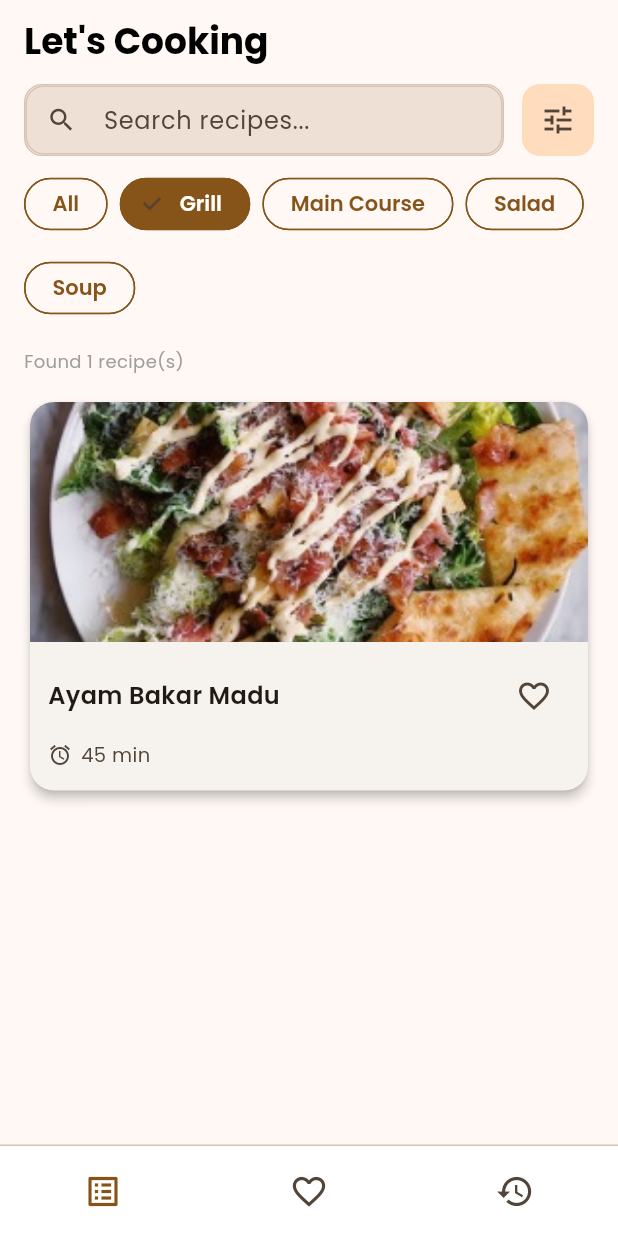
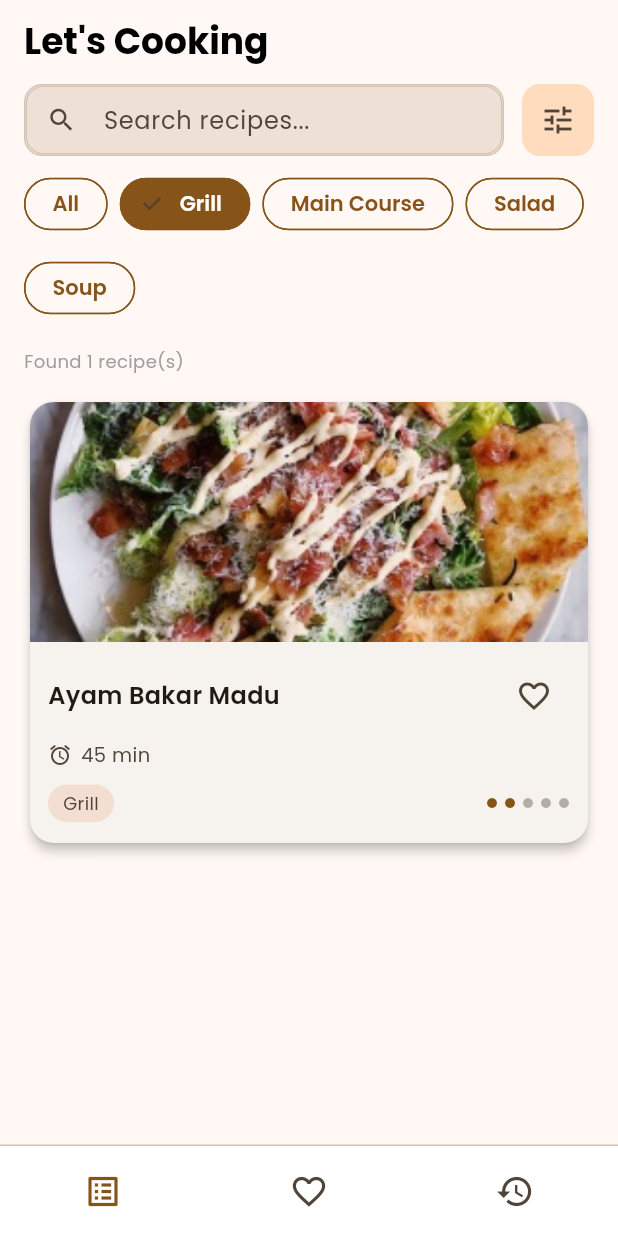
Before and after one commit to fthliqml/cook-ease-app, a Flutter app: the screen it shows after launch, after a tap on "Grill", on a phone screen of 412 x 824 dp. Run offline on Flutter 3.47's test engine with Material 3 defaults, Android fonts, the phone set to English and light mode, and no system bars; our stand-ins replace drift, drift_flutter, go_router, google_fonts; accounts and stored records are empty; generated files the repository leaves out were written again.

Commit message:
feat: implement favorite toggle functionality and enhance RecipeTile with category and difficulty indicators

```diff
--- a/lib/viewmodels/recipe_list_view_model.dart
+++ b/lib/viewmodels/recipe_list_view_model.dart
@@ -69,4 +69,15 @@ class RecipeListViewModel extends ChangeNotifier {
     _loading = v;
     notifyListeners();
   }
+
+  Future<void> toggleFavorite(RecipeModel model) async {
+    final newValue = !model.isFavorited;
+    // persist
+    await _repo.toggleFavorite(model.id, newValue);
+    // update local lists
+    _all = _all
+        .map((m) => m.id == model.id ? m.copyWith(isFavorited: newValue) : m)
+        .toList();
+    _applyFilter(); // will rebuild _filtered and notify
+  }
 }
--- a/lib/views/screens/recipe_list_page.dart
+++ b/lib/views/screens/recipe_list_page.dart
@@ -104,13 +104,18 @@ class _RecipeListPageState extends State<RecipeListPage> {
                     child: ListView.builder(
                       itemCount: vm.searchResult.length,
                       itemBuilder: (context, index) {
+                        final recipe = vm.searchResult[index];
                         return Container(
                           margin: EdgeInsets.only(
                             bottom: index < vm.searchResult.length - 1 ? 16 : 0,
                           ),
                           child: Align(
                             alignment: Alignment.centerLeft,
-                            child: RecipeTile(recipe: vm.searchResult[index]),
+                            child: RecipeTile(
+                              recipe: recipe,
+                              isFavorite: recipe.isFavorited,
+                              onToggleFavorite: () => vm.toggleFavorite(recipe),
+                            ),
                           ),
                         );
                       },
--- a/lib/views/widgets/recipe_tile.dart
+++ b/lib/views/widgets/recipe_tile.dart
@@ -91,6 +91,46 @@ class RecipeTile extends StatelessWidget {
                       ),
                     ],
                   ),
+                  const SizedBox(height: 10),
+                  Row(
+                    children: [
+                      // Category pill
+                      Container(
+                        padding: const EdgeInsets.symmetric(
+                          horizontal: 10,
+                          vertical: 4,
+                        ),
+                        decoration: BoxDecoration(
+                          color: scheme.surfaceVariant,
+                          borderRadius: BorderRadius.circular(20),
+                        ),
+                        child: Text(
+                          recipe.category,
+                          style: TextStyle(
+                            fontSize: 12,
+                            color: scheme.onSurfaceVariant,
+                          ),
+                        ),
+                      ),
+                      const Spacer(),
+                      // Difficulty dots (1..5)
+                      Row(
+                        children: List.generate(5, (i) {
+                          final active = i < (recipe.difficulty.index + 1);
+                          return Padding(
+                            padding: EdgeInsets.only(left: i == 0 ? 0 : 4),
+                            child: Icon(
+                              Icons.circle,
+                              size: 8,
+                              color: active
+                                  ? scheme.primary
+                                  : scheme.onSurfaceVariant.withOpacity(0.4),
+                            ),
+                          );
+                        }),
+                      ),
+                    ],
+                  ),
                 ],
               ),
             ),
```
